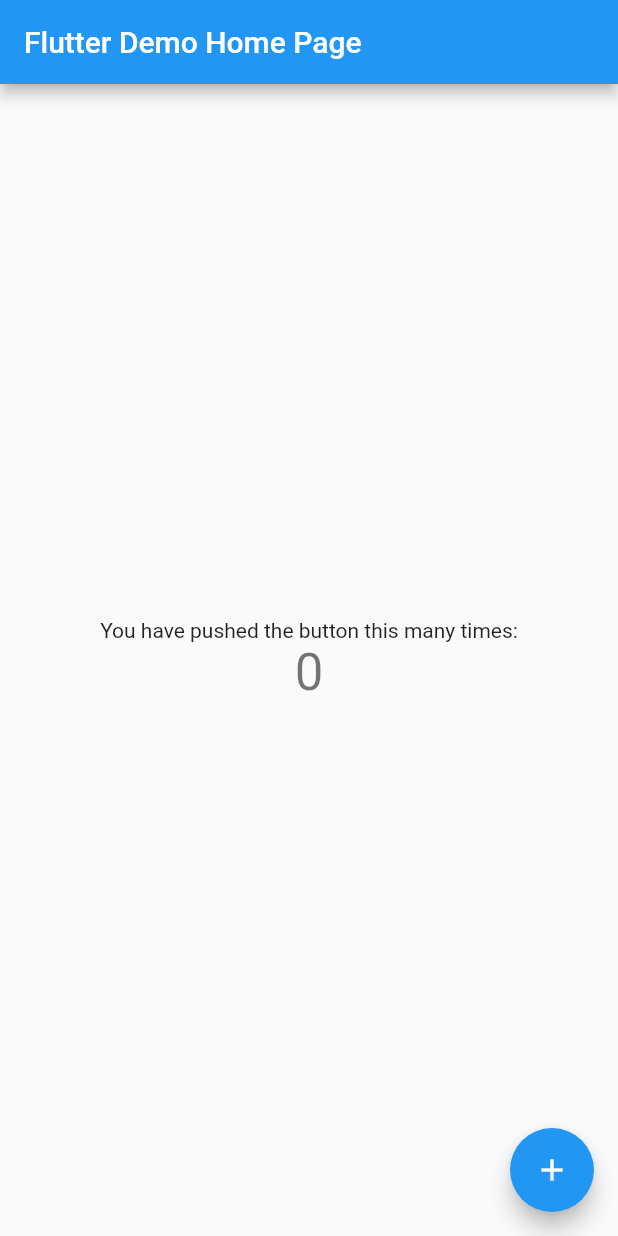
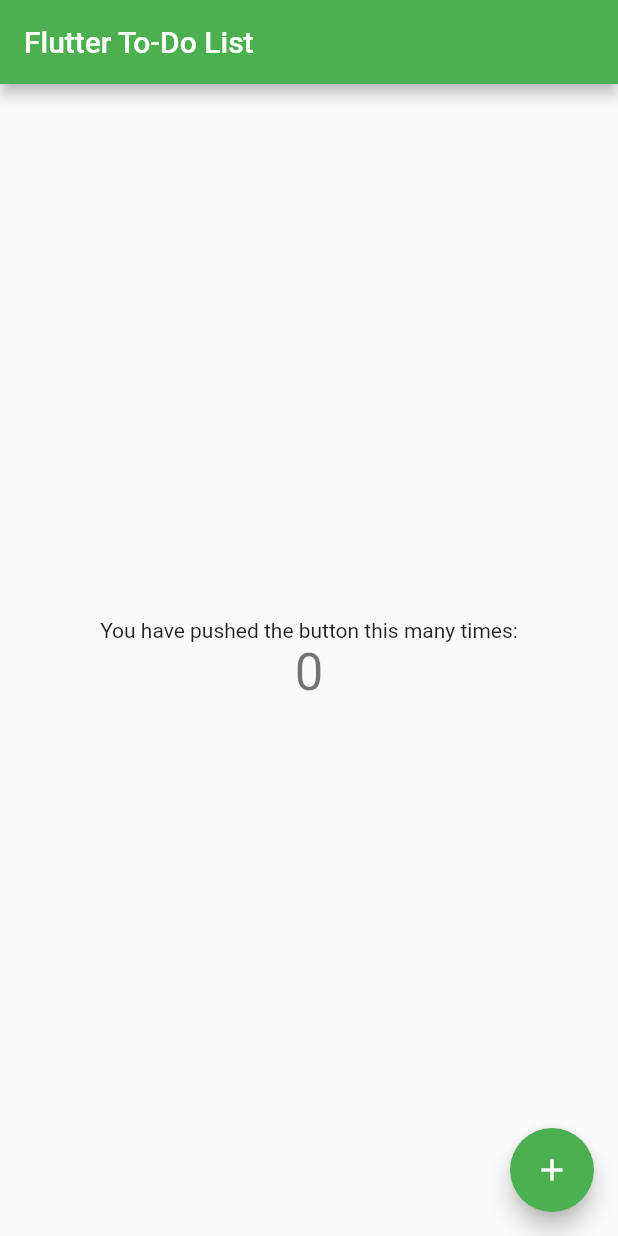
Before and after one commit to MaxPDev/flutter_todolist, a Flutter app: the screen it shows after launch, on a phone screen of 412 x 824 dp. Run offline on Flutter 3.47's test engine with Material 2 defaults, Android fonts, the phone set to English and light mode, and no system bars.

Commit message:
title and color changed. Structure of file and directories done

```diff
--- /dev/null
+++ b/lib/components/sign_in.dart
@@ -0,0 +1 @@
+//
--- /dev/null
+++ b/lib/components/sign_up.dart
@@ -0,0 +1 @@
+//
--- /dev/null
+++ b/lib/components/tasks/task_details.dart
@@ -0,0 +1 @@
+//
--- /dev/null
+++ b/lib/components/tasks/task_form.dart
@@ -0,0 +1 @@
+//
--- /dev/null
+++ b/lib/components/tasks/task_master.dart
@@ -0,0 +1 @@
+//
--- /dev/null
+++ b/lib/components/tasks/task_preview.dart
@@ -0,0 +1 @@
+//
--- /dev/null
+++ b/lib/data/tasks.dart
@@ -0,0 +1 @@
+//
--- a/lib/main.dart
+++ b/lib/main.dart
@@ -13,18 +13,9 @@ class MyApp extends StatelessWidget {
     return MaterialApp(
       title: 'Flutter Demo',
       theme: ThemeData(
-        // This is the theme of your application.
-        //
-        // Try running your application with "flutter run". You'll see the
-        // application has a blue toolbar. Then, without quitting the app, try
-        // changing the primarySwatch below to Colors.green and then invoke
-        // "hot reload" (press "r" in the console where you ran "flutter run",
-        // or simply save your changes to "hot reload" in a Flutter IDE).
-        // Notice that the counter didn't reset back to zero; the application
-        // is not restarted.
-        primarySwatch: Colors.blue,
+        primarySwatch: Colors.green,
       ),
-      home: const MyHomePage(title: 'Flutter Demo Home Page'),
+      home: const MyHomePage(title: 'Flutter To-Do List'),
     );
   }
 }
--- /dev/null
+++ b/lib/models/task.dart
@@ -0,0 +1 @@
+//
--- /dev/null
+++ b/lib/screens/all_tasks.dart
@@ -0,0 +1 @@
+//
--- /dev/null
+++ b/lib/screens/create_task.dart
@@ -0,0 +1 @@
+//
--- /dev/null
+++ b/lib/screens/home.dart
@@ -0,0 +1 @@
+//
--- /dev/null
+++ b/lib/screens/one_task.dart
@@ -0,0 +1 @@
+//
```
